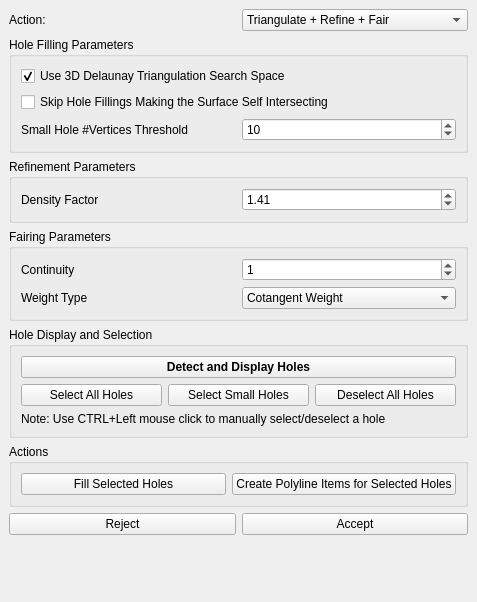
The window that Polyhedron/demo/Polyhedron/Plugins/PMP/Hole_filling_widget.ui (CGAL/cgal) describes before a commit, drawn with Qt 5.
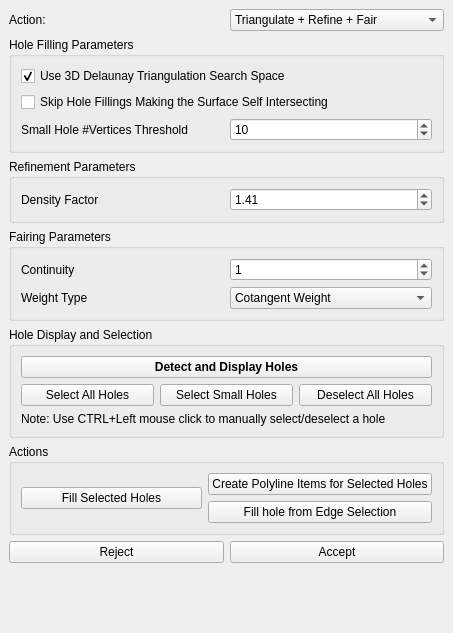
The same window after the commit.

Commit message: Add a way to fill a hole delimited by an edge selection.

```diff
--- a/Polyhedron/demo/Polyhedron/Plugins/PMP/Hole_filling_widget.ui
+++ b/Polyhedron/demo/Polyhedron/Plugins/PMP/Hole_filling_widget.ui
@@ -9,8 +9,8 @@
    <rect>
     <x>0</x>
     <y>0</y>
-    <width>477</width>
-    <height>602</height>
+    <width>453</width>
+    <height>633</height>
    </rect>
   </property>
   <property name="windowTitle">
@@ -277,11 +277,22 @@
           </widget>
          </item>
          <item>
+          <layout class="QVBoxLayout" name="verticalLayout_7">
+           <item>
           <widget class="QPushButton" name="Create_polyline_items_button">
            <property name="text">
             <string>Create Polyline Items for Selected Holes</string>
            </property>
           </widget>
+           </item>
+           <item>
+            <widget class="QPushButton" name="Fill_from_selection_button">
+             <property name="text">
+              <string>Fill hole from Edge Selection</string>
+             </property>
+            </widget>
+           </item>
+          </layout>
          </item>
         </layout>
        </item>
```
Lines whose indentation alone changed are shown as unchanged. The commit also changes 2 other files.
